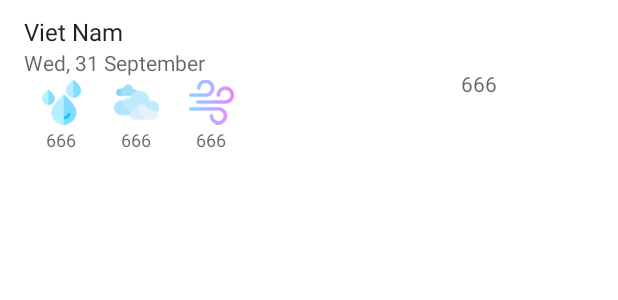
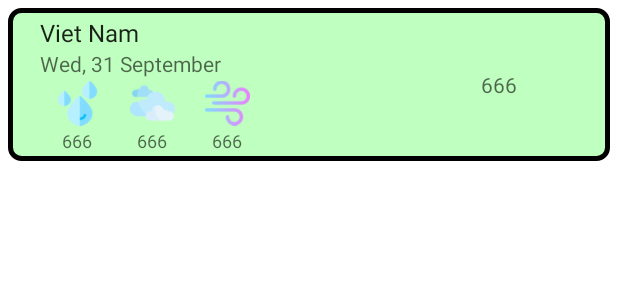
Before and after one commit to pdthieu/weather-2-go, an Android app: the layout place_item.xml on its own in the app's theme, with its tools: preview values and no code run, on a phone screen of 412 x 824 dp. Shown: the top 300 px of the screen. Run offline under Robolectric (Android 15) with nearby library versions, the phone set to English and light mode, and no system bars.

Commit message:
Update UI

```diff
--- /dev/null
+++ b/app/src/main/res/drawable/place_item_background.xml
@@ -0,0 +1,25 @@
+<?xml version="1.0" encoding="UTF-8"?>
+<ripple xmlns:android="http://schemas.android.com/apk/res/android"
+    android:color="@color/green">
+    <item
+        android:gravity="center">
+        <shape>
+            <solid android:color="@color/green2"/>
+
+            <stroke android:width="3dp"
+                android:color="@color/black"
+                />
+
+            <padding android:left="1dp"
+                android:top="1dp"
+                android:right="1dp"
+                android:bottom="1dp"
+                />
+
+            <corners android:bottomRightRadius="7dp"
+                android:bottomLeftRadius="7dp"
+                android:topLeftRadius="7dp"
+                android:topRightRadius="7dp"/>
+        </shape>
+    </item>
+</ripple>
--- a/app/src/main/res/layout/fragment_list_place.xml
+++ b/app/src/main/res/layout/fragment_list_place.xml
@@ -3,7 +3,7 @@
     xmlns:tools="http://schemas.android.com/tools"
     android:layout_width="match_parent"
     android:layout_height="match_parent"
-    android:background="@color/fragmentListLocationColor"
+    android:background="@drawable/background_place_fragment"
     tools:context=".FragmentListPlace">
 
     <androidx.swiperefreshlayout.widget.SwipeRefreshLayout
@@ -24,6 +24,6 @@
         android:layout_height="match_parent"
         android:gravity="center"
         android:visibility="gone"
-        android:text="HCMUS-DMH: DM Hackathon!" />
+        android:text="Nothing to show!" />
 
 </RelativeLayout>
--- a/app/src/main/res/layout/place_item.xml
+++ b/app/src/main/res/layout/place_item.xml
@@ -5,8 +5,9 @@
     xmlns:tools="http://schemas.android.com/tools"
     android:layout_width="match_parent"
     android:layout_height="wrap_content"
-    android:background="?android:attr/selectableItemBackground"
-    android:paddingTop="10dp">
+    android:background="@drawable/place_item_background"
+    android:layout_margin="5dp"
+    android:padding="5dp">
 
     <LinearLayout
         android:id="@+id/place_item_view"
@@ -132,7 +133,7 @@
             android:layout_height="wrap_content"
             android:orientation="vertical"
             android:layout_gravity="center_vertical"
-            android:layout_weight="2"
+            android:layout_weight="1"
             android:gravity="center">
 
             <ImageView
--- a/app/src/main/res/values/colors.xml
+++ b/app/src/main/res/values/colors.xml
@@ -7,6 +7,8 @@
     <color name="teal_700">#FF018786</color>
     <color name="black">#FF000000</color>
     <color name="white">#FFFFFFFF</color>
+    <color name="green">#00FF00</color>
+    <color name="green2">#BFFFBF</color>
     <color name="fragmentMapColor">#49df89</color>
     <color name="fragmentListLocationColor">#ffbd59</color>
 
```
Also changed, not shown: app/src/main/res/drawable/background_place_fragment.png (added).
